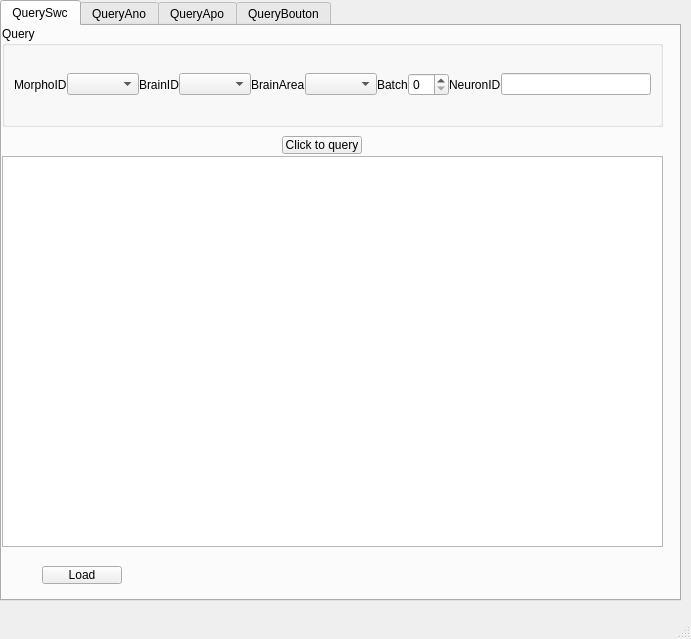
Qt form hackathon/zll/NeuronQuerySystem/neuronquerymainwindow.ui (Vaa3D/vaa3d_tools) before a commit.
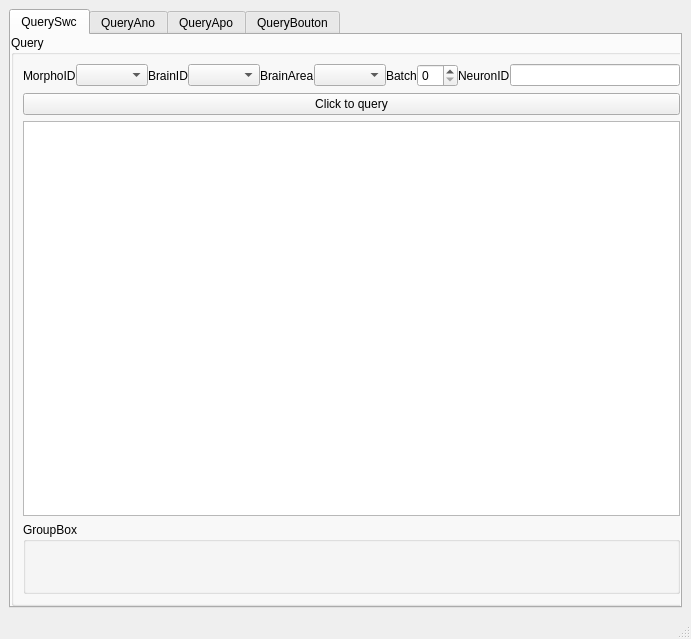
The same form after that commit. The open tabs and pages were chosen to show the change.

Commit message: update ui of neuron query system

```diff
--- a/hackathon/zll/NeuronQuerySystem/neuronquerymainwindow.ui
+++ b/hackathon/zll/NeuronQuerySystem/neuronquerymainwindow.ui
@@ -14,15 +14,9 @@
    <string>MainWindow</string>
   </property>
   <widget class="QWidget" name="centralwidget">
+   <layout class="QGridLayout" name="gridLayout">
+    <item row="0" column="0">
    <widget class="QTabWidget" name="dataTabWidget">
-    <property name="geometry">
-     <rect>
-      <x>0</x>
-      <y>0</y>
-      <width>681</width>
-      <height>601</height>
-     </rect>
-    </property>
     <property name="currentIndex">
      <number>1</number>
     </property>
@@ -30,19 +24,25 @@
      <attribute name="title">
       <string>QuerySwc</string>
      </attribute>
+       <widget class="QWidget" name="verticalLayoutWidget">
+        <property name="geometry">
+         <rect>
+          <x>0</x>
+          <y>0</y>
+          <width>681</width>
+          <height>571</height>
+         </rect>
+        </property>
+        <layout class="QVBoxLayout" name="verticalLayout">
+         <item>
      <widget class="QGroupBox" name="QuerySwcGroupBox">
-      <property name="geometry">
-       <rect>
-        <x>0</x>
-        <y>0</y>
-        <width>661</width>
-        <height>101</height>
-       </rect>
-      </property>
       <property name="title">
        <string>Query</string>
       </property>
-      <layout class="QGridLayout" name="gridLayout_7">
+           <layout class="QGridLayout" name="gridLayout_7" rowstretch="2,1,11,2">
+            <item row="2" column="0">
+             <widget class="QTableWidget" name="querySwcTable"/>
+            </item>
        <item row="0" column="0">
         <layout class="QGridLayout" name="QuerySwcGridLayout" rowstretch="0,0,0">
          <property name="horizontalSpacing">
@@ -104,49 +104,24 @@
          </item>
         </layout>
        </item>
-      </layout>
-     </widget>
-     <widget class="QTableView" name="querySwcTable">
-      <property name="geometry">
-       <rect>
-        <x>0</x>
-        <y>130</y>
-        <width>661</width>
-        <height>391</height>
-       </rect>
-      </property>
-      <attribute name="horizontalHeaderShowSortIndicator" stdset="0">
-       <bool>true</bool>
-      </attribute>
-      <attribute name="horizontalHeaderStretchLastSection">
-       <bool>true</bool>
-      </attribute>
-     </widget>
-     <widget class="QPushButton" name="LoadSwcButton">
-      <property name="geometry">
-       <rect>
-        <x>40</x>
-        <y>540</y>
-        <width>80</width>
-        <height>18</height>
-       </rect>
-      </property>
-      <property name="text">
-       <string>Load</string>
-      </property>
-     </widget>
+            <item row="3" column="0">
+             <widget class="QGroupBox" name="groupBox">
+              <property name="title">
+               <string>GroupBox</string>
+              </property>
+             </widget>
+            </item>
+            <item row="1" column="0">
      <widget class="QPushButton" name="querySwcButton">
-      <property name="geometry">
-       <rect>
-        <x>280</x>
-        <y>110</y>
-        <width>80</width>
-        <height>18</height>
-       </rect>
-      </property>
       <property name="text">
        <string>Click to query</string>
       </property>
+             </widget>
+            </item>
+           </layout>
+          </widget>
+         </item>
+        </layout>
      </widget>
     </widget>
     <widget class="QWidget" name="QueryAno">
@@ -488,6 +463,8 @@
      </widget>
     </widget>
    </widget>
+    </item>
+   </layout>
   </widget>
   <widget class="QMenuBar" name="menubar">
    <property name="geometry">
```
Left out of the diff: 212 changed lines with no effect on the pictures. Lines whose indentation alone changed are shown as unchanged. The commit also changes 4 other files.
